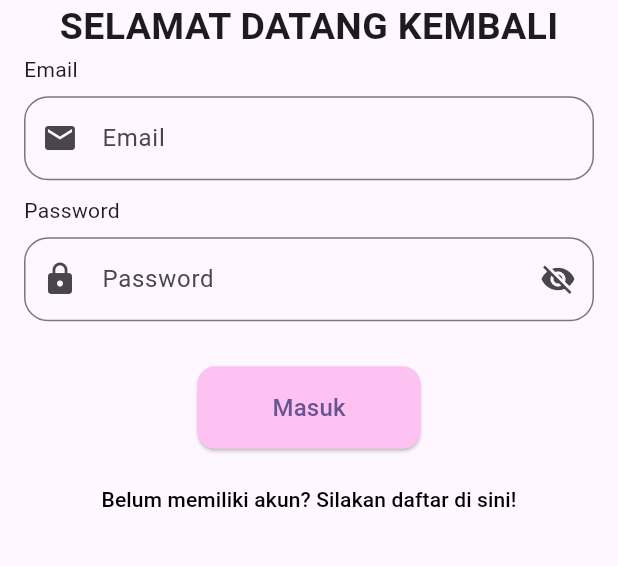
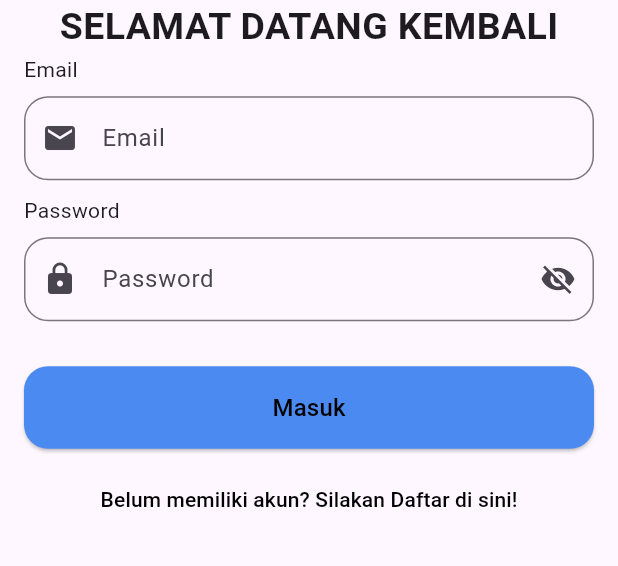
Before and after one commit to SafinatunNaja29/20220140184_UCP1Flutter, a Flutter app: the screen it shows after launch, on a phone screen of 412 x 824 dp, the part 500-1066 px from its top. Run offline on Flutter 3.47's test engine with Material 3 defaults, Android fonts, the phone set to English and light mode, and no system bars.

Commit message:
mengubah ukuran dan warna botton masuk

```diff
--- a/lib/navigation/loginpage.dart
+++ b/lib/navigation/loginpage.dart
@@ -104,7 +104,9 @@ class _LoginPageState extends State<LoginPage> {
               ),
               const SizedBox(height: 30),
 
-              ElevatedButton(
+               SizedBox(
+                    width: double.infinity,
+                    child: ElevatedButton(
                       onPressed: () {
                         if (_formKey.currentState!.validate()) {
                           Navigator.pushReplacement(
@@ -114,13 +116,17 @@ class _LoginPageState extends State<LoginPage> {
                         }
                       },
                       style: ElevatedButton.styleFrom(
-                  padding: const EdgeInsets.symmetric(horizontal: 50, vertical: 16),
-                  backgroundColor: Color.fromARGB(255, 253, 194, 242),
+                        padding: const EdgeInsets.symmetric(vertical: 16),
+                        backgroundColor: Color.fromARGB(255, 75, 139, 241),
                         shape: RoundedRectangleBorder(
-                    borderRadius: BorderRadius.circular(12),
+                          borderRadius: BorderRadius.circular(16),
                         ),
                       ),
-                child: const Text('Masuk', style: TextStyle(fontSize: 16)),
+                      child: const Text(
+                        'Masuk',
+                        style: TextStyle(fontSize: 16, color: Colors.black),
+                      ),
+                    ),
                   ),
               const SizedBox(height: 10),
 
@@ -132,7 +138,7 @@ class _LoginPageState extends State<LoginPage> {
                   );
                 },
                 child: const Text(
-                  'Belum memiliki akun? Silakan daftar di sini!',
+                  'Belum memiliki akun? Silakan Daftar di sini!',
                   style: TextStyle(color: Color.fromARGB(255, 0, 0, 0)),
                 ),
               ),
```
Lines whose indentation alone changed are shown as unchanged.
